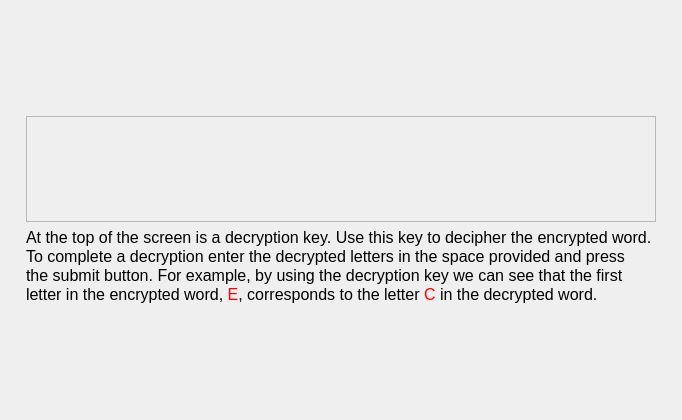
dwattttt/marketsim, file MarketSimulation/instructionscreen5.ui: the form before one commit.
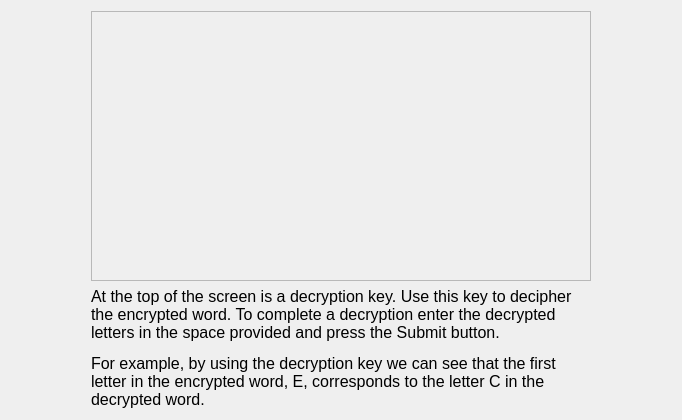
The form after the commit.

Commit message: Tidied up all the decryption related screens.

Patch:
```diff
--- a/MarketSimulation/instructionscreen5.ui
+++ b/MarketSimulation/instructionscreen5.ui
@@ -21,7 +21,7 @@
      </property>
      <property name="sizeHint" stdset="0">
       <size>
-       <width>94</width>
+       <width>40</width>
        <height>20</height>
       </size>
      </property>
@@ -29,19 +29,6 @@
    </item>
    <item>
     <layout class="QVBoxLayout" name="verticalLayout">
-     <item>
-      <spacer name="verticalSpacer">
-       <property name="orientation">
-        <enum>Qt::Vertical</enum>
-       </property>
-       <property name="sizeHint" stdset="0">
-        <size>
-         <width>20</width>
-         <height>40</height>
-        </size>
-       </property>
-      </spacer>
-     </item>
      <item>
       <widget class="QFrame" name="frame">
        <property name="sizePolicy">
@@ -67,36 +54,25 @@
      </item>
      <item>
       <widget class="QLabel" name="label">
+       <property name="minimumSize">
+        <size>
+         <width>500</width>
+         <height>0</height>
+        </size>
+       </property>
        <property name="font">
         <font>
          <pointsize>12</pointsize>
         </font>
        </property>
        <property name="text">
-        <string>&lt;!DOCTYPE HTML PUBLIC &quot;-//W3C//DTD HTML 4.0//EN&quot; &quot;http://www.w3.org/TR/REC-html40/strict.dtd&quot;&gt;
-&lt;html&gt;&lt;head&gt;&lt;meta name=&quot;qrichtext&quot; content=&quot;1&quot; /&gt;&lt;style type=&quot;text/css&quot;&gt;
-p, li { white-space: pre-wrap; }
-&lt;/style&gt;&lt;/head&gt;&lt;body style=&quot; font-family:'MS Shell Dlg 2'; font-size:8.25pt; font-weight:400; font-style:normal;&quot;&gt;
-&lt;p style=&quot; margin-top:0px; margin-bottom:0px; margin-left:0px; margin-right:0px; -qt-block-indent:0; text-indent:0px;&quot;&gt;&lt;span style=&quot; font-size:12pt;&quot;&gt;At the top of the screen is a decryption key. Use this key to decipher the encrypted word. &lt;/span&gt;&lt;/p&gt;
-&lt;p style=&quot; margin-top:0px; margin-bottom:0px; margin-left:0px; margin-right:0px; -qt-block-indent:0; text-indent:0px;&quot;&gt;&lt;span style=&quot; font-size:12pt;&quot;&gt;To complete a decryption enter the decrypted letters in the space provided and press&lt;/span&gt;&lt;/p&gt;
-&lt;p style=&quot; margin-top:0px; margin-bottom:0px; margin-left:0px; margin-right:0px; -qt-block-indent:0; text-indent:0px;&quot;&gt;&lt;span style=&quot; font-size:12pt;&quot;&gt;the submit button. For example, by using the decryption key we can see that the first&lt;/span&gt;&lt;/p&gt;
-&lt;p style=&quot; margin-top:0px; margin-bottom:0px; margin-left:0px; margin-right:0px; -qt-block-indent:0; text-indent:0px;&quot;&gt;&lt;span style=&quot; font-size:12pt;&quot;&gt;letter in the encrypted word, &lt;/span&gt;&lt;span style=&quot; font-size:12pt; color:#ff0000;&quot;&gt;E&lt;/span&gt;&lt;span style=&quot; font-size:12pt;&quot;&gt;, corresponds to the letter &lt;/span&gt;&lt;span style=&quot; font-size:12pt; color:#ff0000;&quot;&gt;C&lt;/span&gt;&lt;span style=&quot; font-size:12pt;&quot;&gt; in the decrypted word. &lt;/span&gt;&lt;/p&gt;&lt;/body&gt;&lt;/html&gt;</string>
+        <string>&lt;html&gt;&lt;head/&gt;&lt;body&gt;&lt;p&gt;At the top of the screen is a decryption key. Use this key to decipher the encrypted word. To complete a decryption enter the decrypted letters in the space provided and press the Submit button.&lt;/p&gt;&lt;p&gt;For example, by using the decryption key we can see that the first letter in the encrypted word, E, corresponds to the letter C in the decrypted word. &lt;/p&gt;&lt;/body&gt;&lt;/html&gt;</string>
+       </property>
+       <property name="wordWrap">
+        <bool>true</bool>
        </property>
       </widget>
      </item>
-     <item>
-      <spacer name="verticalSpacer_2">
-       <property name="orientation">
-        <enum>Qt::Vertical</enum>
-       </property>
-       <property name="sizeHint" stdset="0">
-        <size>
-         <width>20</width>
-         <height>40</height>
-        </size>
-       </property>
-      </spacer>
-     </item>
     </layout>
    </item>
    <item>
@@ -106,7 +82,7 @@
      </property>
      <property name="sizeHint" stdset="0">
       <size>
-       <width>93</width>
+       <width>40</width>
        <height>20</height>
       </size>
      </property>
```
The commit also changes 10 other files.
